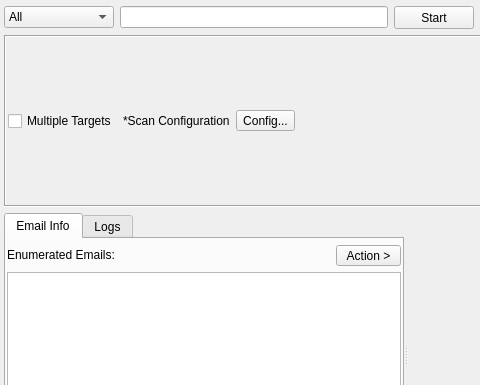
The window that sub3suite/src/enums/email/EmailEnum.ui (3nock/OTE) describes before a commit, drawn with Qt 5; both pictures show x 0 to 480 and y 0 to 385 of the 564 by 496 pixel window.
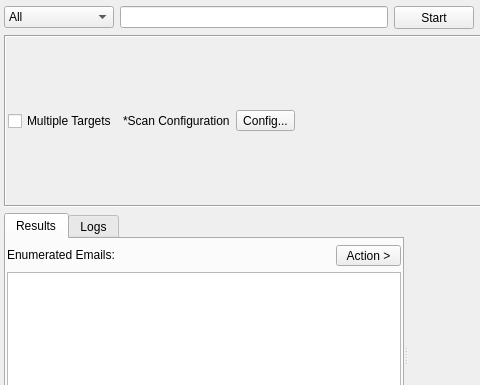
The same window after the commit. Custom widgets are drawn as their Qt base class.

Diff of the .ui file:
```diff
--- a/sub3suite/src/enums/email/EmailEnum.ui
+++ b/sub3suite/src/enums/email/EmailEnum.ui
@@ -159,7 +159,7 @@
       </property>
       <widget class="QWidget" name="tabInfo">
        <attribute name="title">
-        <string>Email Info</string>
+        <string>Results</string>
        </attribute>
        <layout class="QVBoxLayout" name="verticalLayout">
         <property name="leftMargin">
```
Left out of the diff: 2 changed lines with no effect on the pictures.
